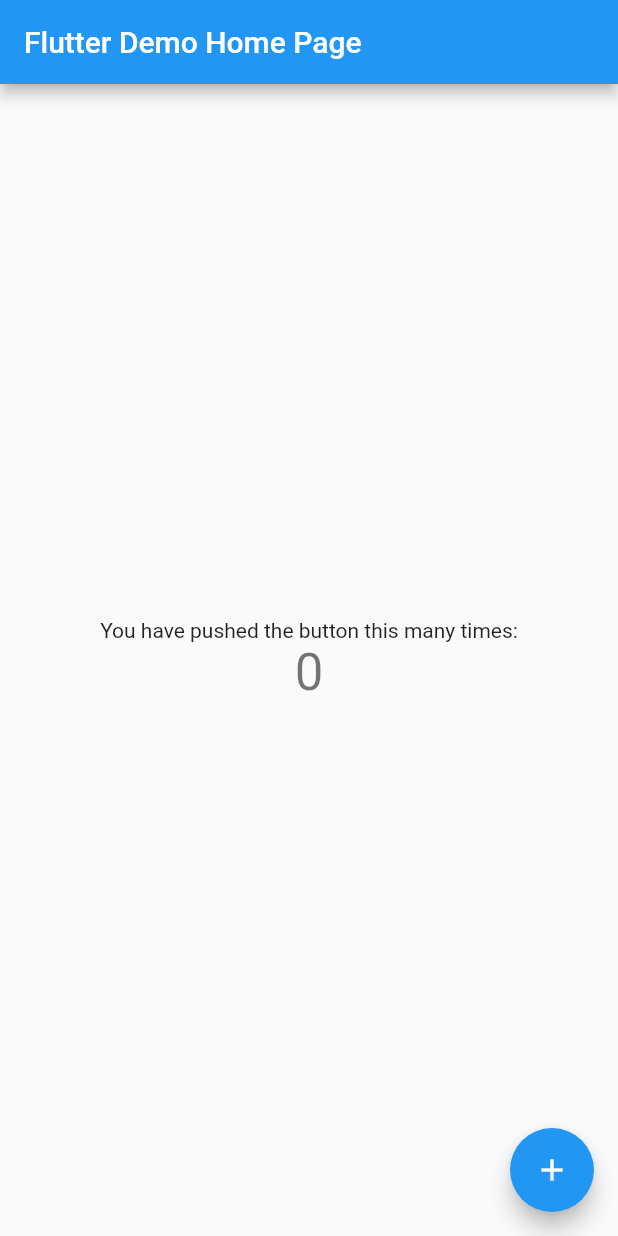
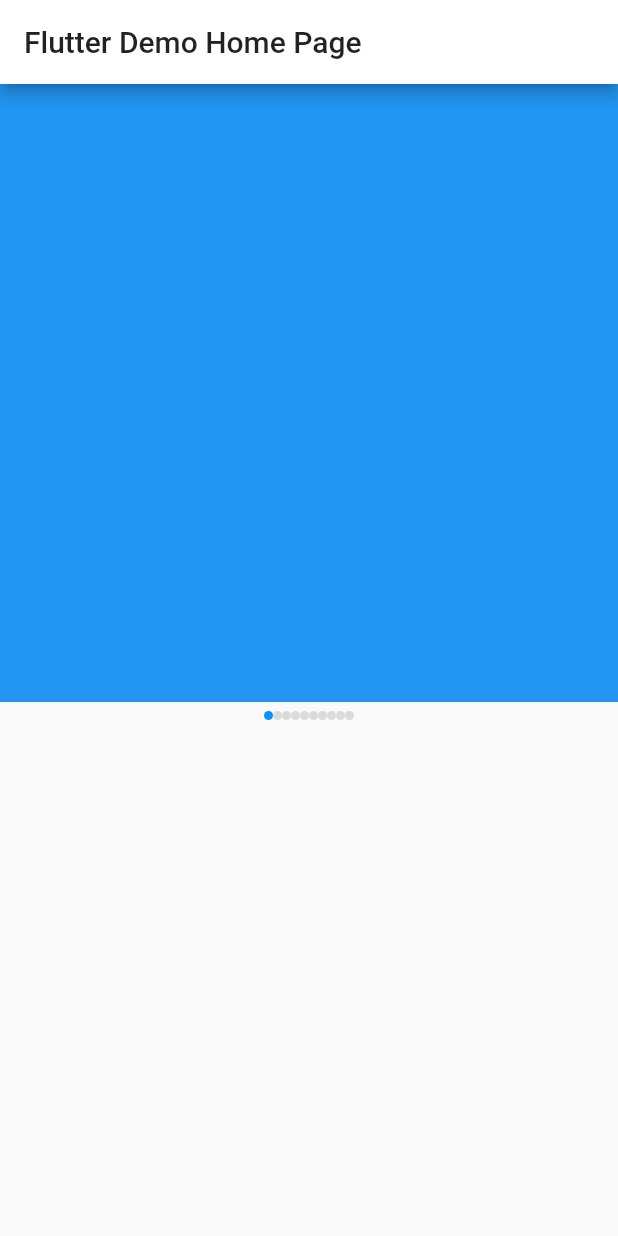
Before and after one commit to HeavenOSK/flutter_instagramish, a Flutter app: the screen it shows after launch, on a phone screen of 412 x 824 dp. Run offline on Flutter 3.47's test engine with Material 2 defaults, Android fonts, the phone set to English and light mode, and no system bars.

Commit message:
add indicator

```diff
--- /dev/null
+++ b/examples/instagramish_app/analysis_options.yaml
@@ -0,0 +1 @@
+include: package:pedantic_mono/analysis_options.yaml
--- /dev/null
+++ b/examples/instagramish_app/lib/dot_indicator.dart
@@ -0,0 +1,69 @@
+import 'package:flutter/material.dart';
+
+const _gapSmall = SizedBox(width: 4);
+const _gapMiddle = SizedBox(width: 5);
+const _gapLarge = SizedBox(width: 6);
+
+class _DotSize {
+  static const double large = 6;
+  static const double middle = 4;
+  static const double small = 2;
+}
+
+enum IndicatorState {
+  start,
+  normal,
+}
+
+class InstagramishDotIndicator extends StatelessWidget {
+  const InstagramishDotIndicator({
+    @required this.length,
+    this.currentIndex,
+    this.activeColor = const Color.fromRGBO(8, 148, 244, 1),
+    this.inactiveColor = const Color.fromRGBO(219, 219, 219, 1),
+    Key key,
+  }) : super(key: key);
+
+  final int length;
+  final Color activeColor;
+  final Color inactiveColor;
+  final int currentIndex;
+
+  @override
+  Widget build(BuildContext context) {
+    return Row(
+      mainAxisAlignment: MainAxisAlignment.center,
+      children: List.generate(
+        length,
+        (index) => _Dot(
+          key: ValueKey(index),
+          size: 6,
+          color: index == currentIndex ? activeColor : inactiveColor,
+        ),
+      ),
+    );
+  }
+}
+
+class _Dot extends StatelessWidget {
+  const _Dot({
+    @required this.color,
+    @required this.size,
+    Key key,
+  }) : super(key: key);
+
+  final Color color;
+  final double size;
+
+  @override
+  Widget build(BuildContext context) {
+    return Container(
+      height: size,
+      width: size,
+      decoration: BoxDecoration(
+        borderRadius: BorderRadius.circular(4),
+        color: color,
+      ),
+    );
+  }
+}
--- a/examples/instagramish_app/lib/main.dart
+++ b/examples/instagramish_app/lib/main.dart
@@ -1,47 +1,40 @@
 import 'package:flutter/material.dart';
+
+import 'dot_indicator.dart';
 
 void main() {
   runApp(MyApp());
 }
 
+const colors = [
+  Colors.blue,
+  Colors.green,
+  Colors.red,
+  Colors.amber,
+  Colors.purpleAccent,
+  Colors.blue,
+  Colors.green,
+  Colors.red,
+  Colors.amber,
+  Colors.purpleAccent,
+];
+
 class MyApp extends StatelessWidget {
-  // This widget is the root of your application.
   @override
   Widget build(BuildContext context) {
     return MaterialApp(
       title: 'Flutter Demo',
       theme: ThemeData(
-        // This is the theme of your application.
-        //
-        // Try running your application with "flutter run". You'll see the
-        // application has a blue toolbar. Then, without quitting the app, try
-        // changing the primarySwatch below to Colors.green and then invoke
-        // "hot reload" (press "r" in the console where you ran "flutter run",
-        // or simply save your changes to "hot reload" in a Flutter IDE).
-        // Notice that the counter didn't reset back to zero; the application
-        // is not restarted.
-        primarySwatch: Colors.blue,
-        // This makes the visual density adapt to the platform that you run
-        // the app on. For desktop platforms, the controls will be smaller and
-        // closer together (more dense) than on mobile platforms.
+        primaryColor: Colors.white,
         visualDensity: VisualDensity.adaptivePlatformDensity,
       ),
-      home: MyHomePage(title: 'Flutter Demo Home Page'),
+      home: const MyHomePage(title: 'Flutter Demo Home Page'),
     );
   }
 }
 
 class MyHomePage extends StatefulWidget {
-  MyHomePage({Key key, this.title}) : super(key: key);
-
-  // This widget is the home page of your application. It is stateful, meaning
-  // that it has a State object (defined below) that contains fields that affect
-  // how it looks.
-
-  // This class is the configuration for the state. It holds the values (in this
-  // case the title) provided by the parent (in this case the App widget) and
-  // used by the build method of the State. Fields in a Widget subclass are
-  // always marked "final".
+  const MyHomePage({Key key, this.title}) : super(key: key);
 
   final String title;
 
@@ -50,68 +43,35 @@ class MyHomePage extends StatefulWidget {
 }
 
 class _MyHomePageState extends State<MyHomePage> {
-  int _counter = 0;
-
-  void _incrementCounter() {
-    setState(() {
-      // This call to setState tells the Flutter framework that something has
-      // changed in this State, which causes it to rerun the build method below
-      // so that the display can reflect the updated values. If we changed
-      // _counter without calling setState(), then the build method would not be
-      // called again, and so nothing would appear to happen.
-      _counter++;
-    });
-  }
+  int _currentIndex = 0;
 
   @override
   Widget build(BuildContext context) {
-    // This method is rerun every time setState is called, for instance as done
-    // by the _incrementCounter method above.
-    //
-    // The Flutter framework has been optimized to make rerunning build methods
-    // fast, so that you can just rebuild anything that needs updating rather
-    // than having to individually change instances of widgets.
     return Scaffold(
       appBar: AppBar(
-        // Here we take the value from the MyHomePage object that was created by
-        // the App.build method, and use it to set our appbar title.
         title: Text(widget.title),
       ),
-      body: Center(
-        // Center is a layout widget. It takes a single child and positions it
-        // in the middle of the parent.
-        child: Column(
-          // Column is also a layout widget. It takes a list of children and
-          // arranges them vertically. By default, it sizes itself to fit its
-          // children horizontally, and tries to be as tall as its parent.
-          //
-          // Invoke "debug painting" (press "p" in the console, choose the
-          // "Toggle Debug Paint" action from the Flutter Inspector in Android
-          // Studio, or the "Toggle Debug Paint" command in Visual Studio Code)
-          // to see the wireframe for each widget.
-          //
-          // Column has various properties to control how it sizes itself and
-          // how it positions its children. Here we use mainAxisAlignment to
-          // center the children vertically; the main axis here is the vertical
-          // axis because Columns are vertical (the cross axis would be
-          // horizontal).
-          mainAxisAlignment: MainAxisAlignment.center,
-          children: <Widget>[
-            Text(
-              'You have pushed the button this many times:',
+      body: Column(
+        children: [
+          AspectRatio(
+            aspectRatio: 1,
+            child: PageView(
+              children:
+                  colors.map((color) => ColoredBox(color: color)).toList(),
+              onPageChanged: (page) {
+                setState(() {
+                  _currentIndex = page;
+                });
+              },
             ),
-            Text(
-              '$_counter',
-              style: Theme.of(context).textTheme.headline4,
-            ),
-          ],
-        ),
+          ),
+          const SizedBox(height: 6),
+          InstagramishDotIndicator(
+            length: colors.length,
+            currentIndex: _currentIndex,
+          ),
+        ],
       ),
-      floatingActionButton: FloatingActionButton(
-        onPressed: _incrementCounter,
-        tooltip: 'Increment',
-        child: Icon(Icons.add),
-      ), // This trailing comma makes auto-formatting nicer for build methods.
     );
   }
 }
```
Also changed, not shown: examples/instagramish_app/pubspec.yaml (+1 -61 lines), pubspec.yaml (+0 -38 lines), examples/instagramish_app/pubspec.lock.
